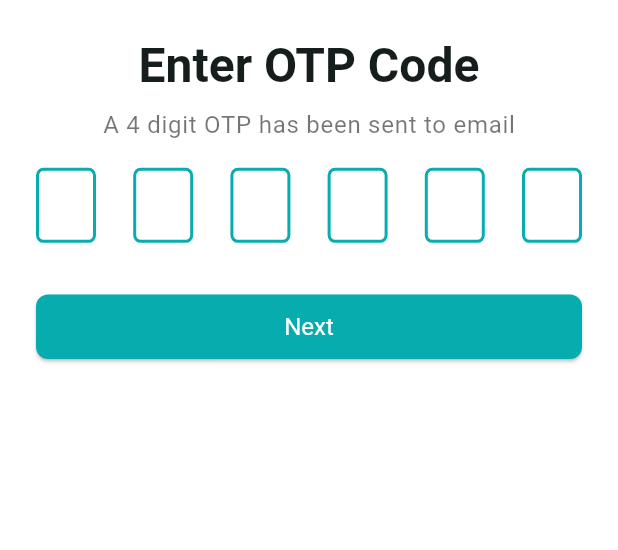
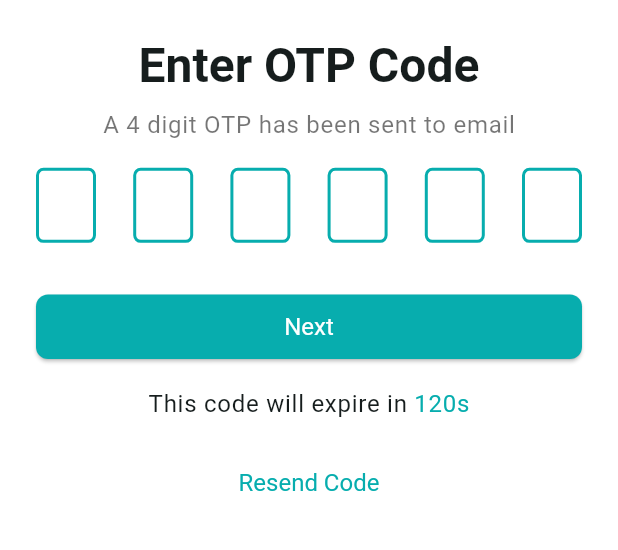
Before and after one commit to oliulalam/crafty_bay_ecommer_app, a Flutter app: the screen it shows after launch, after a tap on "Next", on a phone screen of 412 x 824 dp, the part 317-867 px from its top. Run offline on Flutter 3.47's test engine with Material 3 defaults, Android fonts, the phone set to English and light mode, and no system bars; drawn by our look-alikes of pin_code_fields; our stand-ins replace flutter_svg, get.

Commit message:
Otp verification screen done

```diff
--- a/lib/app.dart
+++ b/lib/app.dart
@@ -46,6 +46,15 @@ class CraftyBayApp extends StatelessWidget {
         ),
 
         //====================================================================
+
+        textButtonTheme: TextButtonThemeData(
+          style: TextButton.styleFrom(
+            foregroundColor: AppColors.themeColor,
+            textStyle: TextStyle(fontSize: 16)
+          ),
+        )
+
+        //====================================================================
       ),
     );
   }
--- a/lib/presentation/ui/screens/otp_verification_screen.dart
+++ b/lib/presentation/ui/screens/otp_verification_screen.dart
@@ -7,8 +7,7 @@ class OtpVerificationScreen extends StatefulWidget {
   const OtpVerificationScreen({super.key});
 
   @override
-  State<OtpVerificationScreen> createState() =>
-      _OtpVerificationScreenState();
+  State<OtpVerificationScreen> createState() => _OtpVerificationScreenState();
 }
 
 class _OtpVerificationScreenState extends State<OtpVerificationScreen> {
@@ -51,7 +50,7 @@ class _OtpVerificationScreenState extends State<OtpVerificationScreen> {
                   selectedFillColor: Colors.white,
                   selectedColor: Colors.green,
                   inactiveFillColor: Colors.white,
-                  inactiveColor: AppColors.themeColor
+                  inactiveColor: AppColors.themeColor,
                 ),
                 animationDuration: Duration(milliseconds: 300),
                 backgroundColor: Colors.transparent,
@@ -59,11 +58,33 @@ class _OtpVerificationScreenState extends State<OtpVerificationScreen> {
                 controller: _otpTEController,
                 onCompleted: (v) {
                   print("Completed");
-                }, appContext: context,
-
+                },
+                appContext: context,
               ),
               SizedBox(height: 16),
               ElevatedButton(onPressed: () {}, child: Text("Next")),
+              SizedBox(height: 16),
+              RichText(
+                text: TextSpan(
+                  style: Theme.of(context).textTheme.bodyLarge,
+                  text: 'This code will expire in ',
+                  children: [
+                    TextSpan(
+                      text: '120s',
+                      style: TextStyle(color: AppColors.themeColor),
+                    ),
+                  ],
+                ),
+              ),
+
+              SizedBox(height: 16),
+
+              TextButton(
+                  onPressed: (){},
+                  child: Text("Resend Code")
+              ),
+
+              //==============================================================
             ],
           ),
         ),
```
